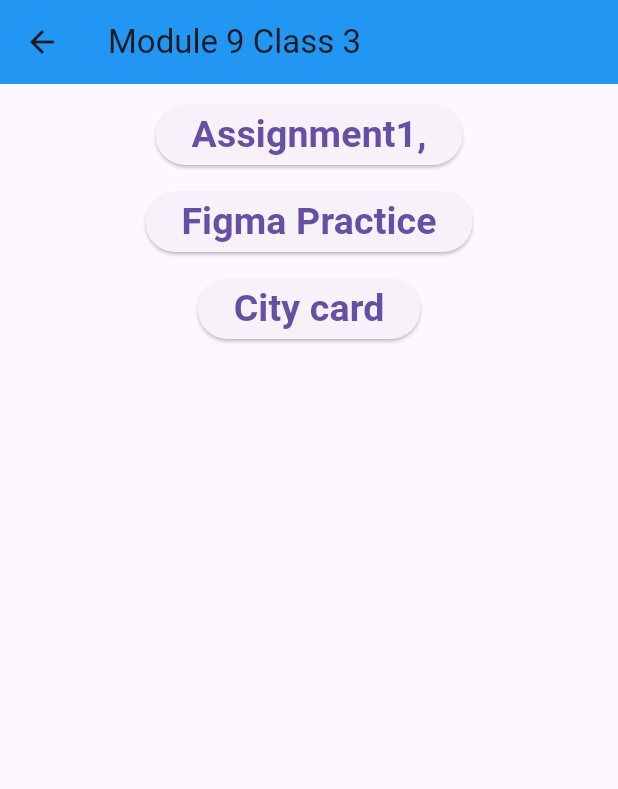
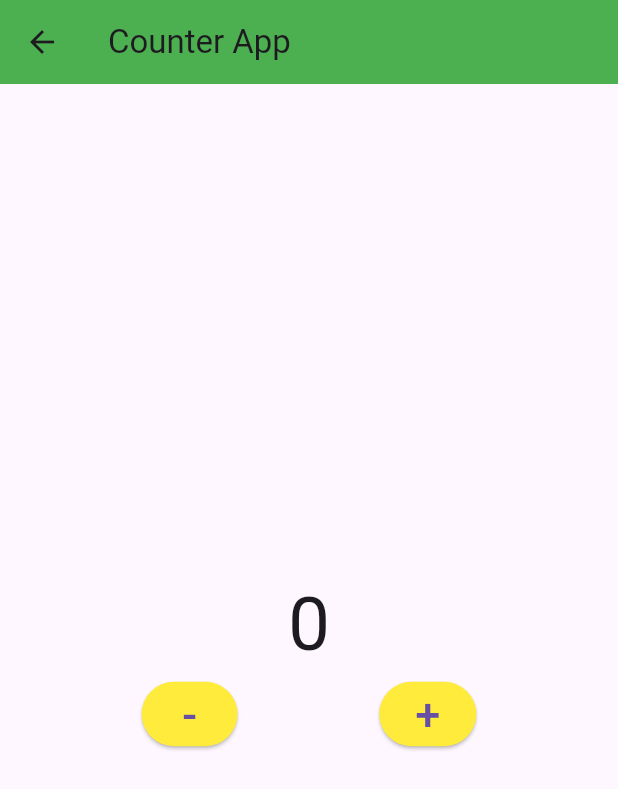
Before and after one commit to tanvirkhan00/flutter-practice, a Flutter app: the screen it shows after launch, on a phone screen of 412 x 824 dp. Shown: the top 789 px of the screen. Run offline on Flutter 3.47's test engine with Material 3 defaults, Android fonts, the light colour scheme and no system bars; network calls fail.

Commit message:
Practice_CounterApp

```diff
--- /dev/null
+++ b/lib/Module_11/counterApp.dart
@@ -0,0 +1,43 @@
+import 'package:flutter/material.dart';
+
+class CounterApp extends StatelessWidget {
+  const CounterApp({super.key});
+
+  @override
+  Widget build(BuildContext context) {
+    return Scaffold(
+      appBar: AppBar(
+        title: Text('Counter App'),
+      ),
+      body: Center(
+        child: Column(
+          mainAxisAlignment: MainAxisAlignment.center,
+          children: [
+            Text('0', style: TextStyle(
+              fontSize: 50
+            ),),
+            Row(
+              mainAxisAlignment: MainAxisAlignment.spaceEvenly,
+              children: [
+                ElevatedButton(onPressed: (){},
+                    style: ElevatedButton.styleFrom(
+                      backgroundColor: Colors.yellow
+                    ),
+                    child: Text('-', style: TextStyle(
+                  fontSize: 30
+                ),)),
+                ElevatedButton(onPressed: (){},
+                    style: ElevatedButton.styleFrom(
+                      backgroundColor: Colors.yellow
+                    ),
+                    child: Text('+', style: TextStyle(
+                    fontSize: 30
+                ),)),
+              ],
+            )
+          ],
+        ),
+      ),
+    );
+  }
+}
--- a/lib/app.dart
+++ b/lib/app.dart
@@ -7,6 +7,7 @@ import 'Module 9/Module9_Class3.dart';
 import 'Figma_practice/product_page.dart';
 import 'Module 9/city_card.dart';
 import 'Module 9/class_1.dart';
+import 'Module_11/counterApp.dart';
 import 'Module_8/Module8_Stack.dart';
 import 'Module_8/Module8_class2.dart';
 import 'listView.dart';
@@ -24,15 +25,16 @@ class MyApp extends StatelessWidget {
         primarySwatch: Colors.teal,
         appBarTheme: AppBarTheme(
           color: Colors.green
-        )
+        ),
       ),
       title: 'This is my first project',
-      initialRoute: '/Module9_Class3',
+      initialRoute: '/Material_App',
       routes: {
         '/' : (context) => assignment1(),
         '/Figma' : (context) => cove_page(),
         '/Class1' : (context) => alert(),
-        '/Module9_Class3' : (context) => Moddue9Class3()
+        '/Module9_Class3' : (context) => Moddue9Class3(),
+        '/Material_App' : (context) => CounterApp()
       },
     );
   }
```
